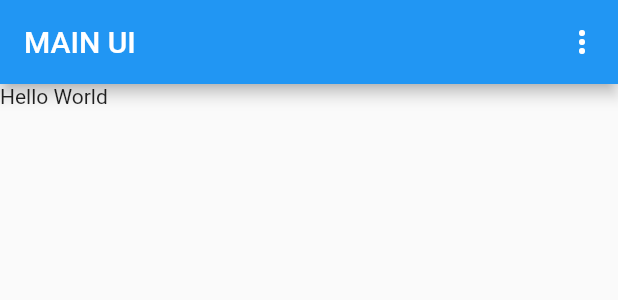
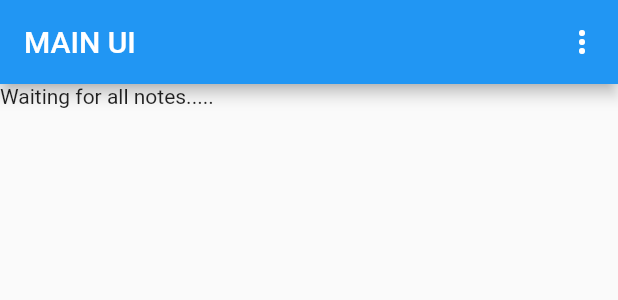
Before and after one commit to David-codes0/Cloud-Note-App-Using-FLutter-Bloc, a Flutter app: the Homepage widget shown alone on an empty page, opened directly, on a phone screen of 412 x 824 dp. Shown: the top 300 px of the screen. Run offline on Flutter 3.47's test engine with Material 2 defaults, Android fonts, the light colour scheme and no system bars; our stand-ins replace firebase_auth, firebase_core, sqflite; accounts and stored records are empty; network calls fail.

Commit message:
step-12-noteservice

```diff
--- a/lib/main.dart
+++ b/lib/main.dart
@@ -34,7 +34,7 @@ class Homepage extends StatelessWidget {
   @override
   Widget build(BuildContext context) {
     return  FutureBuilder(
-              future: AuthService.firebase().initializeApp(),
+              future: AuthService.firebase().initialize(),
               builder: (context,snapshot){
                 switch (snapshot.connectionState) {
                   case ConnectionState.done:
--- a/lib/services/auth/auth_provider.dart
+++ b/lib/services/auth/auth_provider.dart
@@ -2,7 +2,7 @@
 import 'package:mynotes/services/auth/auth_user.dart';
 
 abstract class AuthProvider {
-  Future<void>initializeApp();
+  Future<void>initialize();
   AuthUser? get currentUser;
   Future<AuthUser> logIn({
     required String email,
--- a/lib/services/auth/auth_service.dart
+++ b/lib/services/auth/auth_service.dart
@@ -39,5 +39,5 @@ factory AuthService.firebase() => AuthService(FirebaseAuthProvider());
       Future<void> sendEmailVerification() => provider.sendEmailVerification();
 
         @override
-        Future<void> initializeApp() => provider.initializeApp();
+        Future<void> initialize() => provider.initialize();
 }
--- a/lib/services/auth/auth_user.dart
+++ b/lib/services/auth/auth_user.dart
@@ -4,8 +4,15 @@ import 'package:flutter/material.dart';
 
 @immutable
 class AuthUser {
+  final String? email;
   final bool isEmailVerified;
-  const AuthUser({required this.isEmailVerified});
+  const AuthUser({
+  required this.email,
+  required this.isEmailVerified,
+  });
 
-  factory AuthUser.fromFirebase(User user) => AuthUser(isEmailVerified: user.emailVerified);
+  factory AuthUser.fromFirebase(User user) => AuthUser(email: user.email,
+  isEmailVerified: user.emailVerified,
+
+  );
 }
--- a/lib/services/auth/firebase_auth_provider.dart
+++ b/lib/services/auth/firebase_auth_provider.dart
@@ -114,7 +114,7 @@ import 'package:firebase_auth/firebase_auth.dart'
   }
 
   @override
-  Future<void> initializeApp() async {
+  Future<void> initialize() async {
    await Firebase.initializeApp(options: DefaultFirebaseOptions.currentPlatform,
    );
   }
--- a/lib/services/crud/notes_service.dart
+++ b/lib/services/crud/notes_service.dart
@@ -1,3 +1,5 @@
+
+import 'dart:async';
 
 import 'package:flutter/foundation.dart';
 import 'package:mynotes/services/crud/crud_exceptions.dart';
@@ -7,11 +9,42 @@ import 'package:path/path.dart' show join;
 
 
 
-class NoteService {
+class NotesService {
   Database? _db;
 
+  List<DatabaseNote> _notes = [];
+
+  static final NotesService _shared = NotesService._sharedInstance();
+  NotesService._sharedInstance();
+  factory NotesService() => _shared;
+
+  final _notesStreamControlller = StreamController<List<DatabaseNote>>.broadcast();
+
+  Stream<List<DatabaseNote>> get allNotes => _notesStreamControlller.stream;
+
+  Future<DatabaseUser> getOrCreateUser ({required String email}) async {
+    try {
+      final user = await getUser(email: email);
+      return user;
+    } on CouldNotFindUser{
+      final createdUser = await createUser(email: email);
+      return createdUser;
+    } catch (e) {
+     rethrow;
+    }
+  }
+
+  Future<void> _cacheNotes() async{
+    final allNotes = await getAllNotes();
+    _notes = allNotes.toList();
+    _notesStreamControlller.add(_notes);
+  }
+
   Future<DatabaseNote> updateNote({required DatabaseNote note,required String text,}) async{
+    await _ensureDbIsOpen();
     final db = _getDatabaseOrThrow();
+
+    // mahe sure note exists before update
     await getNote(id: note.id);
     final updatescount = await db.update(noteTable , {
     textColumn: text,
@@ -21,33 +54,48 @@ class NoteService {
     if (updatescount == 0){
       throw CouldNotUpdateNote();
     }else{
-      return await getNote(id: note.id);
+      final updateNote =  await getNote(id: note.id);
+      _notes.removeWhere((note) => note.id == updateNote.id);
+      _notes.add(updateNote);
+      _notesStreamControlller.add(_notes);
+      return updateNote;
     }
   }
 
-  Future<Iterable<DatabaseNote>> getAllNote({required int id}) async{
+  Future<Iterable<DatabaseNote>> getAllNotes() async{
+    await _ensureDbIsOpen();
     final db = _getDatabaseOrThrow();
     final notes = await db.query(noteTable);
     return notes.map((noteRow) => DatabaseNote.fromRow(noteRow));
   }
 
   Future<DatabaseNote> getNote({required int id}) async{
+    await _ensureDbIsOpen();
     final db = _getDatabaseOrThrow();
     final notes = await db.query(noteTable, limit: 1, where: 'id = ?', whereArgs: [id]);
     if(notes.isEmpty){
       throw CouldNotFindNote();
     }else{
-      return DatabaseNote.fromRow(notes.first);
+      final note = DatabaseNote.fromRow(notes.first);
+      _notes.removeWhere((note) => note.id == id);
+      _notes.add(note);
+      _notesStreamControlller.add(_notes);
+      return note;
     }
 
   }
 
   Future<int> deleteAllNote() async{
+    await _ensureDbIsOpen();
     final db = _getDatabaseOrThrow();
-    return await db.delete(noteTable);
+    final numberOfDeletions = await db.delete(noteTable);
+    _notes = [];
+    _notesStreamControlller.add(_notes);
+    return numberOfDeletions;
   }
 
   Future<void> deleteNote({required int id}) async{
+    await _ensureDbIsOpen();
     final db = _getDatabaseOrThrow();
     final deleteCount = await db.delete(noteTable,
       where: 'id = ?',
@@ -56,10 +104,15 @@ class NoteService {
     if (deleteCount == 0){
       throw CouldNotDeleteNote();
     }
+    else{
+      _notes.removeWhere((note) => note.id == id);
+      _notesStreamControlller.add(_notes);
+    }
 
   }
 
   Future<DatabaseNote> createNote({required DatabaseUser owner}) async{
+    await _ensureDbIsOpen();
     final db = _getDatabaseOrThrow();
 // make sure owner exists in the database with the correct id
     final dbUser = await getUser(email: owner.email);
@@ -81,10 +134,14 @@ class NoteService {
     text: text,
     isSyncedWithCloud: true,
     );
+
+    _notes.add(note);
+    _notesStreamControlller.add(_notes);
     return note;
   }
 
   Future<DatabaseUser> getUser({required String email}) async{
+    await _ensureDbIsOpen();
     final db  = _getDatabaseOrThrow();
     final results = await db.query(
       userTable,
@@ -100,6 +157,7 @@ class NoteService {
     }
 
   Future<DatabaseUser> createUser({required String email}) async{
+    await _ensureDbIsOpen();
     final db = _getDatabaseOrThrow();
     final results = await db.query(
       userTable,
@@ -122,6 +180,7 @@ class NoteService {
   }
 
   Future<void> deleteUser({required String email}) async{
+    await _ensureDbIsOpen();
     final db = _getDatabaseOrThrow();
     final deletedCount = await db.delete(
       userTable,
@@ -143,6 +202,13 @@ class NoteService {
     }
   }
 
+  Future<void> _ensureDbIsOpen () async {
+    try {
+      await open();
+    } on DatabaseAlreadyOpenException{
+      // empty
+    }
+  }
   Future<void> close () async{
     final db = _db;
     if (db == null){
@@ -163,13 +229,11 @@ class NoteService {
     final dbPath = join(docsPath.path, dbName);
     final db = await openDatabase(dbPath);
     _db = db;
-
     // create the user Table
-
     await db.execute(createUserTable);
     // create the note table
-
 await db.execute(createNoteTable);
+await _cacheNotes();
 
   } on MissingPlatformDirectoryException{
     throw UnableToGetDocumentsDirectory();
@@ -240,7 +304,8 @@ const userTable = 'user';
 const userIdColumn = 'user_Id';
 const textColumn = 'text';
 const isSyncedWithCloudColumn = 'is_synced_with_cloud';
-const createUserTable = '''CREATE TABLE IF NOT EXIST "user" (
+const createUserTable = '''
+CREATE TABLE IF NOT EXIST "user" (
       "id"	INTEGER NOT NULL,
       "email"	TEXT NOT NULL UNIQUE,
       PRIMARY KEY("id" AUTOINCREMENT)
--- a/lib/views/notes_view.dart
+++ b/lib/views/notes_view.dart
@@ -2,6 +2,7 @@
 import 'package:flutter/material.dart';
 import 'package:mynotes/constants/routes.dart';
 import 'package:mynotes/services/auth/auth_service.dart';
+import 'package:mynotes/services/crud/notes_service.dart';
 
 import '../enums/menu_action.dart';
 
@@ -13,6 +14,23 @@ class NotesView extends StatefulWidget {
 }
 
 class _NotesViewState extends State<NotesView> {
+
+  late final NotesService _notesService;
+
+  String get userEmail => AuthService.firebase().currentUser!.email!;
+
+  @override
+  void initState() {
+   _notesService = NotesService();
+   super.initState();
+  }
+
+  @override
+  void dispose() {
+   _notesService.close();
+    super.dispose();
+  }
+
   @override
   Widget build(BuildContext context) {
     return Scaffold(
@@ -23,7 +41,7 @@ class _NotesViewState extends State<NotesView> {
             switch (value) {
               case MenuAction.logout:
                 final shouldLogout = await showLogoutDialog(context);
-                if (shouldLogout){
+                if (shouldLogout ){
                 await AuthService.firebase().logOut();
                 // ignore: use_build_context_synchronously
                 Navigator.of(context).pushNamedAndRemoveUntil(
@@ -37,12 +55,42 @@ class _NotesViewState extends State<NotesView> {
               value: MenuAction.logout,
               child: Text('Log Out'),
           ),
+
           ];
         },
-      )
+      ),
       ],
       ),
-      body: const Text('Hello World'),
+      // body: Column( children: [
+      // TextButton(onPressed: () {
+      //      Navigator.of(context).pushNamedAndRemoveUntil(
+      //           loginRoute,
+      //           (_) => false);
+      //     }, child: const Text('Log Out'),),const Text('data'),],),
+      body:FutureBuilder(
+      future: _notesService.getOrCreateUser(email: userEmail),
+      builder: (context,snapshot) {
+        switch (snapshot.connectionState){
+           case ConnectionState.done:
+            return StreamBuilder(
+                stream: _notesService.allNotes,
+                builder: (context,snapshot) {
+                  switch (snapshot.connectionState){
+                    case ConnectionState.waiting:
+                     return const Text('Waiting for all notes.....');
+                    default:
+                      return const CircularProgressIndicator();
+                  }
+                },
+              );
+
+
+          default :
+            return const CircularProgressIndicator();
+          }
+
+        },
+      ),
     );
   }
 }
```
Also changed, not shown: 1 other file.
